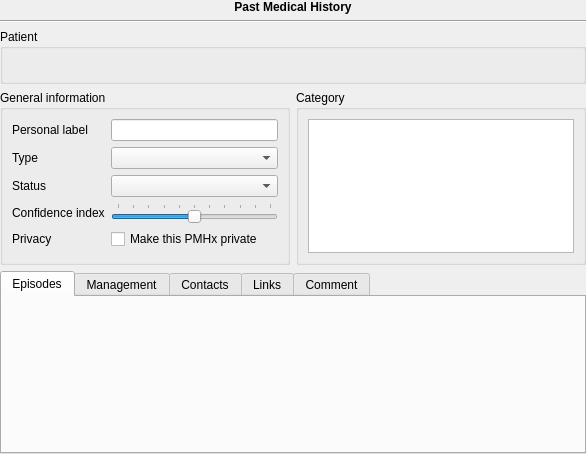
Above: plugins/pmhplugin/pmhviewer.ui from FreeHealth/freehealth before the change. Below: the same form after it.
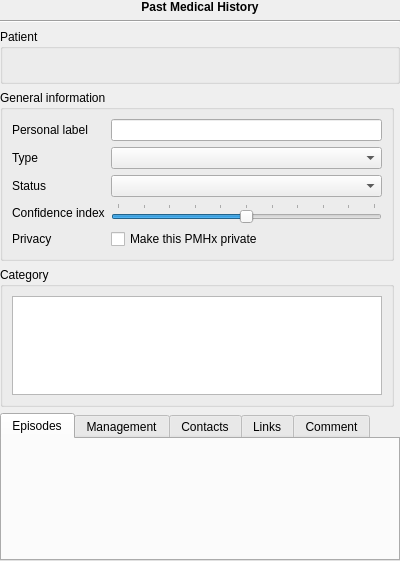
That is the form after the change. Custom widgets are drawn as their Qt base class.

Patch:
```diff
--- a/plugins/pmhplugin/pmhviewer.ui
+++ b/plugins/pmhplugin/pmhviewer.ui
@@ -6,8 +6,8 @@
    <rect>
     <x>0</x>
     <y>0</y>
-    <width>586</width>
-    <height>454</height>
+    <width>400</width>
+    <height>561</height>
    </rect>
   </property>
   <property name="windowTitle">
@@ -138,26 +138,7 @@
      </layout>
     </widget>
    </item>
-   <item row="3" column="1">
-    <widget class="QGroupBox" name="groupBox">
-     <property name="title">
-      <string>Category</string>
-     </property>
-     <layout class="QGridLayout" name="gridLayout_3">
-      <item row="0" column="0">
-       <widget class="QTreeView" name="categoryTreeView">
-        <property name="editTriggers">
-         <set>QAbstractItemView::NoEditTriggers</set>
-        </property>
-        <attribute name="headerVisible">
-         <bool>false</bool>
-        </attribute>
-       </widget>
-      </item>
-     </layout>
-    </widget>
-   </item>
-   <item row="4" column="0" colspan="2">
+   <item row="5" column="0" colspan="2">
     <widget class="QTabWidget" name="tabWidget">
      <property name="currentIndex">
       <number>0</number>
@@ -199,6 +180,25 @@
      </widget>
     </widget>
    </item>
+   <item row="4" column="0">
+    <widget class="QGroupBox" name="groupBox">
+     <property name="title">
+      <string>Category</string>
+     </property>
+     <layout class="QGridLayout" name="gridLayout_3">
+      <item row="0" column="0">
+       <widget class="QTreeView" name="categoryTreeView">
+        <property name="editTriggers">
+         <set>QAbstractItemView::NoEditTriggers</set>
+        </property>
+        <attribute name="headerVisible">
+         <bool>false</bool>
+        </attribute>
+       </widget>
+      </item>
+     </layout>
+    </widget>
+   </item>
   </layout>
  </widget>
  <customwidgets>
```
